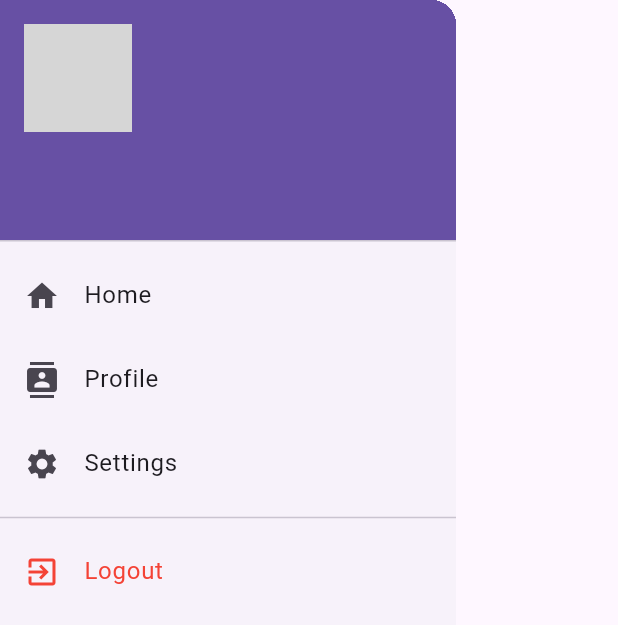
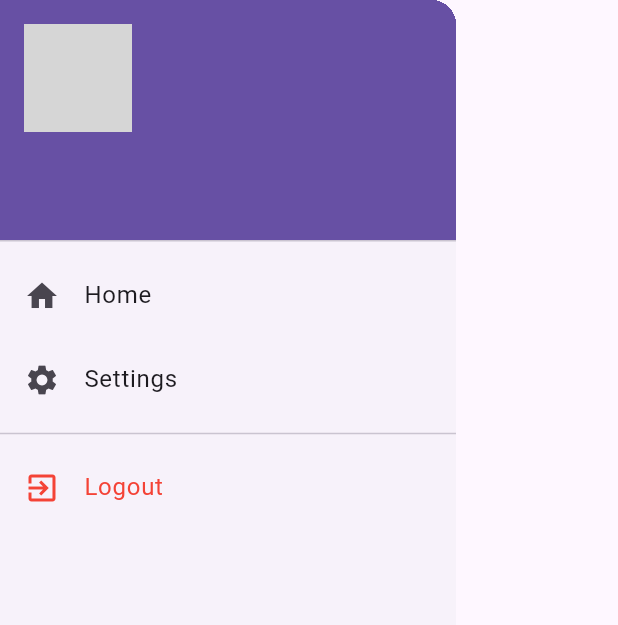
Before and after one commit to vprabhu1771/flutter_supabase_zegocloud_chat_app, a Flutter app: the CustomDrawer widget shown alone on an empty page, opened directly, on a phone screen of 412 x 824 dp. Shown: the top 625 px of the screen. Run offline on Flutter 3.47's test engine with Material 3 defaults, Android fonts, the phone set to English and light mode, and no system bars; our stand-ins replace flutter_dotenv, flutter_secure_storage, fluttertoast, image_picker, pin_code_fields, shared_preferences and 1 more; missing offline and left inert: zego_zimkit; accounts and stored records are empty; network calls fail; grey boxes are pictures that could not be loaded.

```diff
--- a/lib/widgets/CustomDrawer.dart
+++ b/lib/widgets/CustomDrawer.dart
@@ -57,19 +57,6 @@ class CustomDrawer extends StatelessWidget {
               },
             ),
             ListTile(
-              leading: Icon(Icons.contacts),
-              title: Text('Profile'),
-              onTap: () {
-                Navigator.pop(context);
-                Navigator.push(
-                  parentContext,
-                  MaterialPageRoute(
-                    builder: (context) => ProfileScreen(title: 'Profile'),
-                  ),
-                );
-              },
-            ),
-            ListTile(
               leading: Icon(Icons.settings),
               title: Text('Settings'),
               onTap: () {
```
